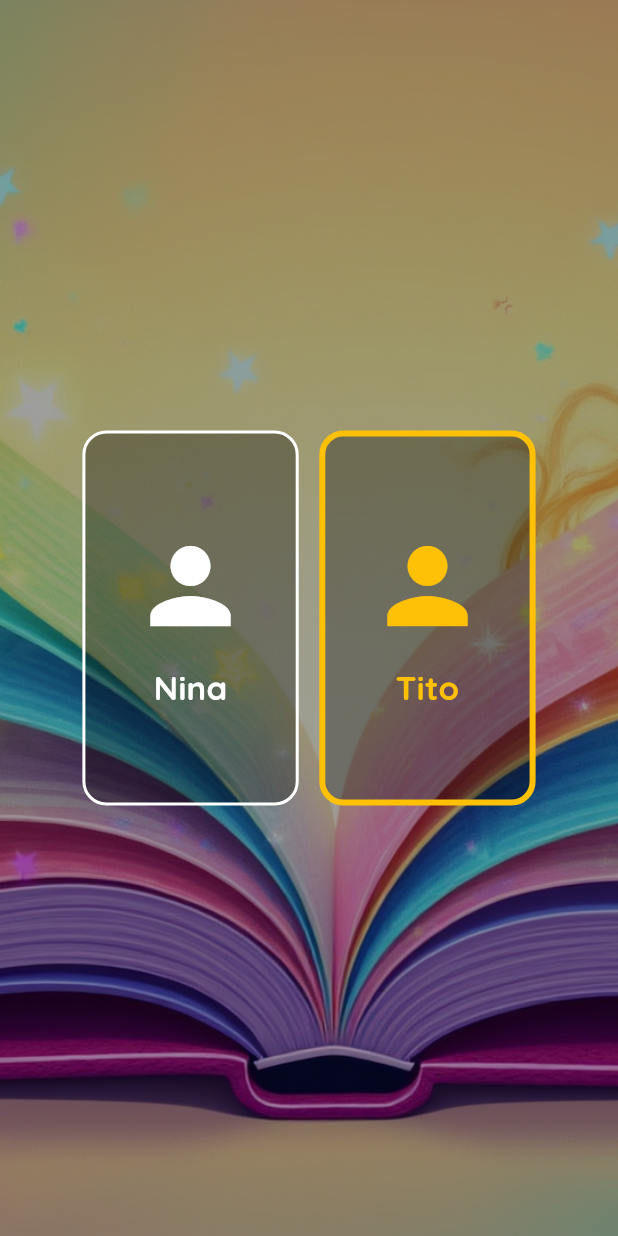
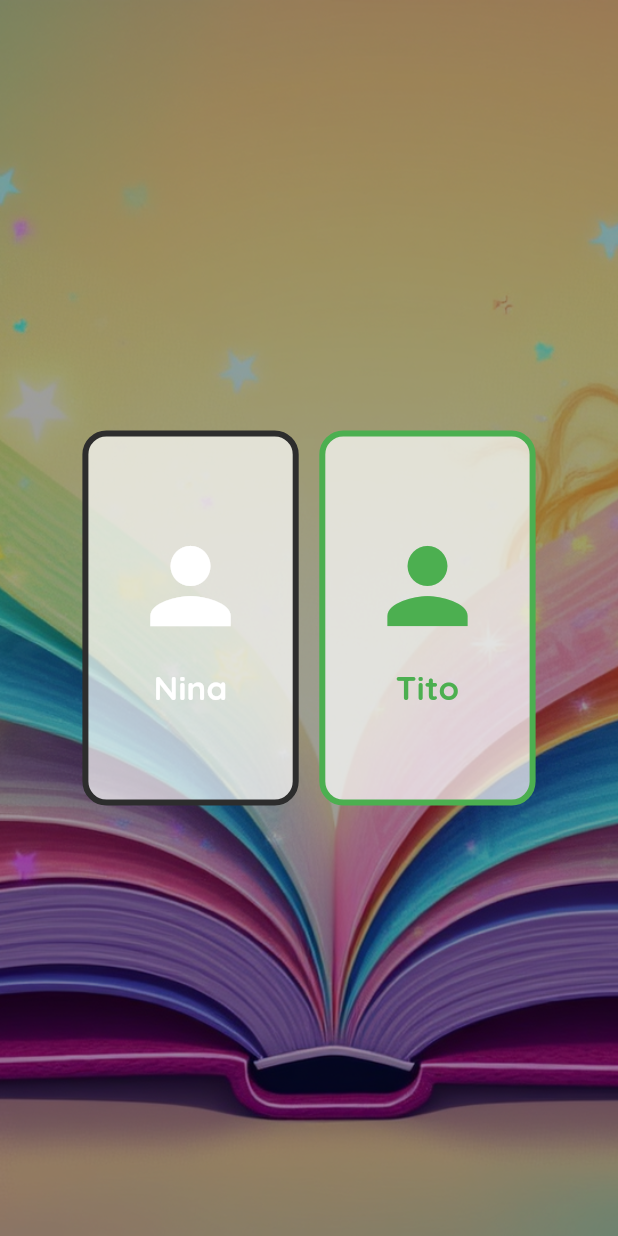
Before and after one commit to jgdlago/nina-tito-magic-book, a Flutter app: the CharacterSelection screen opened directly, on a phone screen of 412 x 824 dp. Run offline on Flutter 3.47's test engine with Material 3 defaults, Android fonts, the phone set to English and light mode, and no system bars; our stand-ins replace flutter_riverpod, flutter_svg, google_fonts, numberpicker, sqflite; missing offline and left inert: flame; accounts and stored records are empty.

Commit message:
:recycle: refactor(public): melhoria no layout da tela de seleção de personagem

```diff
--- a/lib/presentation/pages/character_selection.dart
+++ b/lib/presentation/pages/character_selection.dart
@@ -2,6 +2,8 @@ import 'package:flutter/material.dart';
 import 'package:flutter_riverpod/flutter_riverpod.dart';
 import 'package:nina_tito_magic_book/data/models/character_enum.dart';
 import 'package:nina_tito_magic_book/presentation/components/background_container.dart';
+import 'package:nina_tito_magic_book/presentation/components/info_modal.dart';
+import 'package:nina_tito_magic_book/presentation/theme/app_colors.dart';
 
 final characterProvider = StateProvider<CharacterEnum>((ref) => CharacterEnum.tito);
 
@@ -40,35 +42,35 @@ class CharacterSelection extends ConsumerWidget {
 
     return GestureDetector(
       onTap: () => ref.read(characterProvider.notifier).state = character,
+      child: InfoModal(
+        width: MediaQuery.of(context).size.width * 0.35,
+        height: 250,
+        padding: const EdgeInsets.all(10),
+        borderColor: isSelected ? AppColors.confirmationGreen : AppColors.mysticalBlack,
         child: AnimatedContainer(
           duration: const Duration(milliseconds: 300),
           curve: Curves.easeInOut,
-        width: MediaQuery.of(context).size.width * 0.35,
-        height: 250,
-        decoration: BoxDecoration(
-          borderRadius: BorderRadius.circular(16),
-          border: Border.all(
-            color: isSelected ? Colors.amber : Colors.white,
-            width: isSelected ? 4 : 2,
-          ),
-          color: Colors.black.withOpacity(0.3),
-        ),
           child: Column(
             mainAxisAlignment: MainAxisAlignment.center,
             children: [
-            Icon(Icons.person, size: 80, color: isSelected ? Colors.amber : Colors.white),
+              Icon(
+                Icons.person,
+                size: 80,
+                color: isSelected ? AppColors.confirmationGreen : Colors.white,
+              ),
               const SizedBox(height: 12),
               Text(
                 character == CharacterEnum.nina ? "Nina" : "Tito",
                 style: TextStyle(
                   fontSize: 22,
                   fontWeight: FontWeight.bold,
-                color: isSelected ? Colors.amber : Colors.white,
+                  color: isSelected ? AppColors.confirmationGreen : Colors.white,
                 ),
               ),
             ],
           ),
         ),
+      ),
     );
   }
 }
```
Lines whose indentation alone changed are shown as unchanged.
